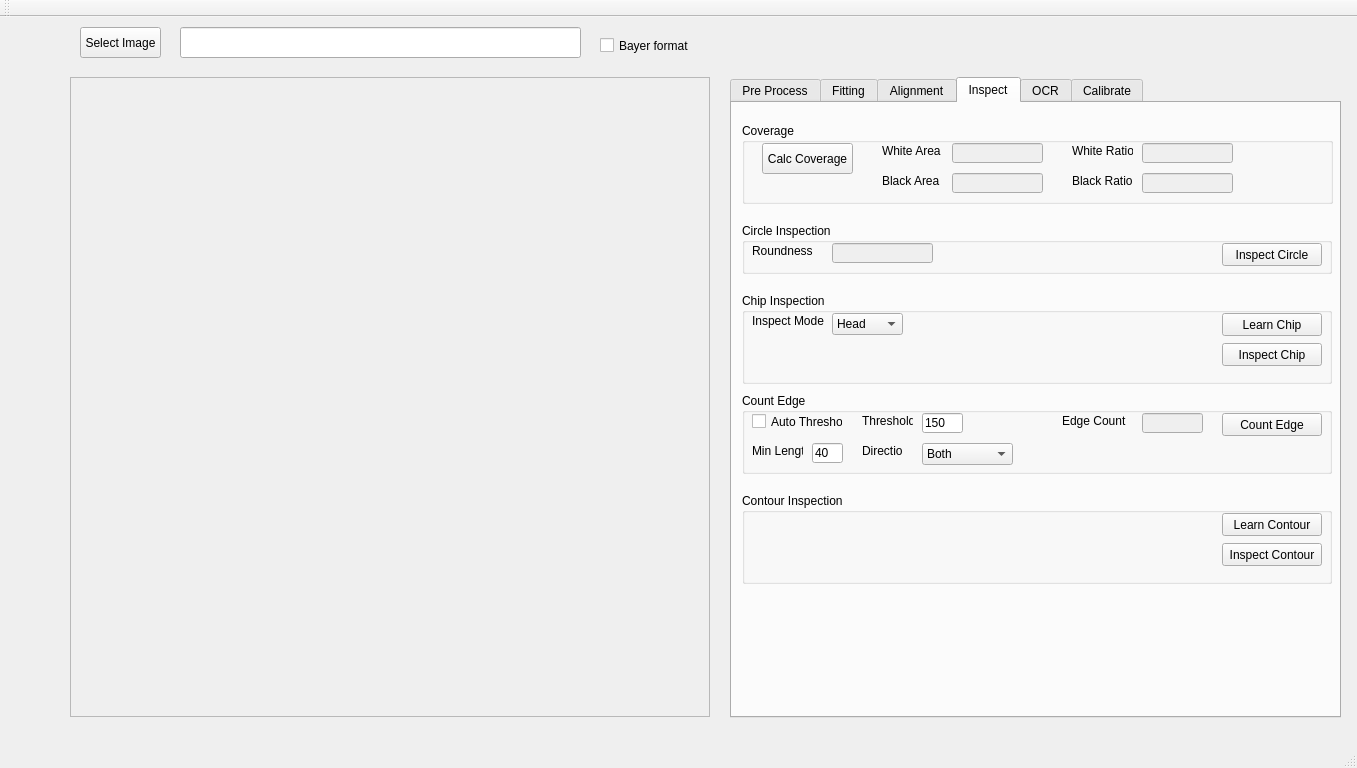
The window that VisionWidget/visionwidget.ui (hceng123/VisionLibrary) describes before a commit, drawn with Qt 5.
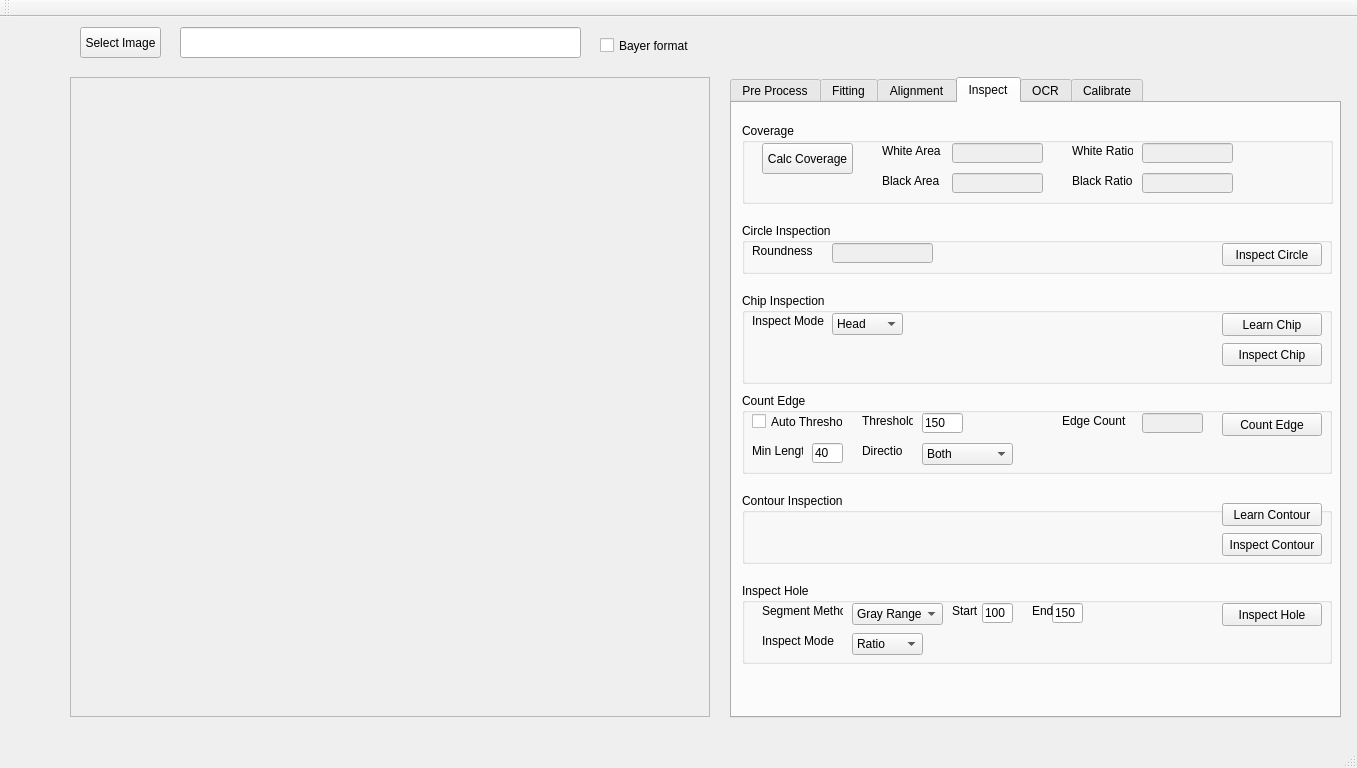
The same window after the commit. Custom widgets are drawn as their Qt base class.

Commit message:
Continue develop PR_InspHole.
Continue develop PR_InspHole.

Patch:
```diff
--- a/VisionWidget/visionwidget.ui
+++ b/VisionWidget/visionwidget.ui
@@ -1435,7 +1435,7 @@
         <x>10</x>
         <y>390</y>
         <width>590</width>
-        <height>91</height>
+        <height>71</height>
        </rect>
       </property>
       <property name="title">
@@ -1445,7 +1445,7 @@
        <property name="geometry">
         <rect>
          <x>480</x>
-         <y>20</y>
+         <y>10</y>
          <width>100</width>
          <height>23</height>
         </rect>
@@ -1458,7 +1458,7 @@
        <property name="geometry">
         <rect>
          <x>480</x>
-         <y>50</y>
+         <y>40</y>
          <width>100</width>
          <height>23</height>
         </rect>
@@ -1468,6 +1468,162 @@
        </property>
       </widget>
      </widget>
+     <widget class="QGroupBox" name="groupBoxHoleInspect">
+      <property name="geometry">
+       <rect>
+        <x>10</x>
+        <y>480</y>
+        <width>590</width>
+        <height>81</height>
+       </rect>
+      </property>
+      <property name="title">
+       <string>Inspect Hole</string>
+      </property>
+      <widget class="QPushButton" name="btnInspHole">
+       <property name="geometry">
+        <rect>
+         <x>480</x>
+         <y>20</y>
+         <width>100</width>
+         <height>23</height>
+        </rect>
+       </property>
+       <property name="text">
+        <string>Inspect Hole</string>
+       </property>
+      </widget>
+      <widget class="QLabel" name="labelHoleInspMode">
+       <property name="geometry">
+        <rect>
+         <x>20</x>
+         <y>50</y>
+         <width>81</width>
+         <height>16</height>
+        </rect>
+       </property>
+       <property name="text">
+        <string>Inspect Mode</string>
+       </property>
+      </widget>
+      <widget class="QComboBox" name="comboBoxHoleInspMode">
+       <property name="geometry">
+        <rect>
+         <x>110</x>
+         <y>50</y>
+         <width>71</width>
+         <height>22</height>
+        </rect>
+       </property>
+       <property name="currentIndex">
+        <number>0</number>
+       </property>
+       <item>
+        <property name="text">
+         <string>Ratio</string>
+        </property>
+       </item>
+       <item>
+        <property name="text">
+         <string>Blob</string>
+        </property>
+       </item>
+      </widget>
+      <widget class="QComboBox" name="comboBoxInspHoleImgSegmentMethod">
+       <property name="geometry">
+        <rect>
+         <x>110</x>
+         <y>20</y>
+         <width>91</width>
+         <height>22</height>
+        </rect>
+       </property>
+       <property name="currentIndex">
+        <number>0</number>
+       </property>
+       <item>
+        <property name="text">
+         <string>Gray Range</string>
+        </property>
+       </item>
+       <item>
+        <property name="text">
+         <string>Color Range</string>
+        </property>
+       </item>
+      </widget>
+      <widget class="QLabel" name="labelHoleImgSegmentMethod">
+       <property name="geometry">
+        <rect>
+         <x>20</x>
+         <y>20</y>
+         <width>81</width>
+         <height>16</height>
+        </rect>
+       </property>
+       <property name="text">
+        <string>Segment Method</string>
+       </property>
+      </widget>
+      <widget class="QLabel" name="labelInspHoleImgSegmentStart">
+       <property name="geometry">
+        <rect>
+         <x>210</x>
+         <y>20</y>
+         <width>31</width>
+         <height>16</height>
+        </rect>
+       </property>
+       <property name="text">
+        <string>Start</string>
+       </property>
+      </widget>
+      <widget class="QLineEdit" name="lineEditInspHoleImgSegmentEnd">
+       <property name="geometry">
+        <rect>
+         <x>310</x>
+         <y>20</y>
+         <width>31</width>
+         <height>20</height>
+        </rect>
+       </property>
+       <property name="inputMethodHints">
+        <set>Qt::ImhDigitsOnly</set>
+       </property>
+       <property name="text">
+        <string>150</string>
+       </property>
+      </widget>
+      <widget class="QLabel" name="labelInspHoleImgSegmentEnd">
+       <property name="geometry">
+        <rect>
+         <x>290</x>
+         <y>20</y>
+         <width>21</width>
+         <height>16</height>
+        </rect>
+       </property>
+       <property name="text">
+        <string>End</string>
+       </property>
+      </widget>
+      <widget class="QLineEdit" name="lineEditInspHoleImgSegmentStart">
+       <property name="geometry">
+        <rect>
+         <x>240</x>
+         <y>20</y>
+         <width>31</width>
+         <height>20</height>
+        </rect>
+       </property>
+       <property name="inputMethodHints">
+        <set>Qt::ImhDigitsOnly</set>
+       </property>
+       <property name="text">
+        <string>100</string>
+       </property>
+      </widget>
+     </widget>
     </widget>
     <widget class="QWidget" name="tabOCR">
      <attribute name="title">
```
Left out of the diff: 4 changed lines with no effect on the pictures. The commit also changes 5 other files.
